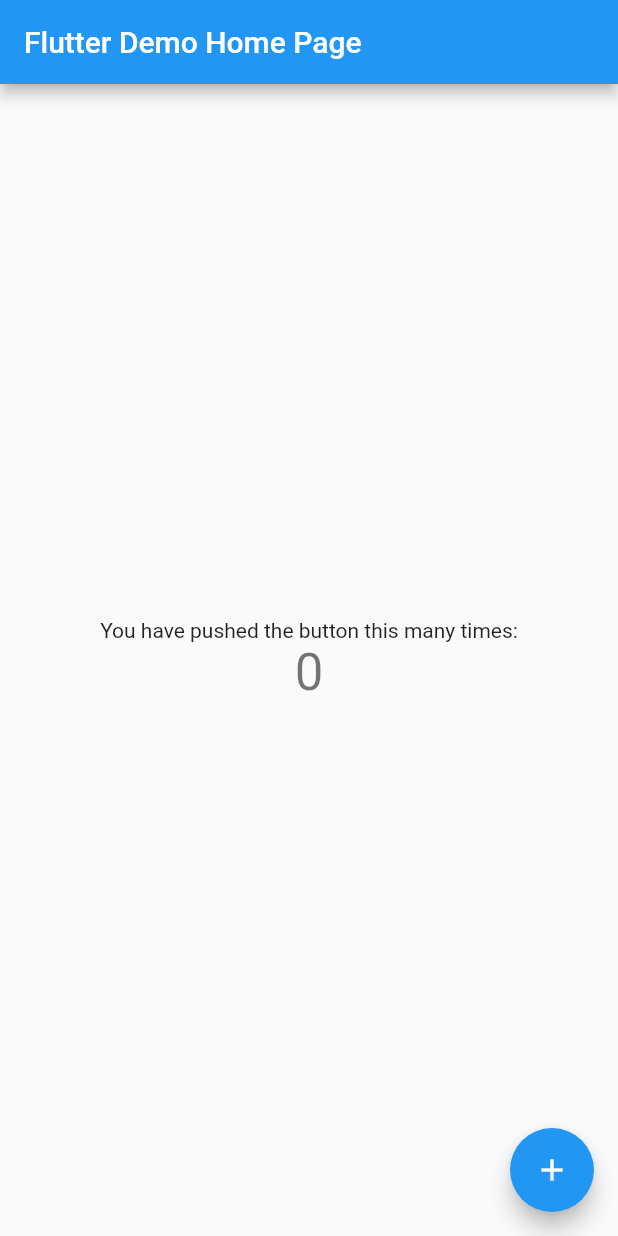
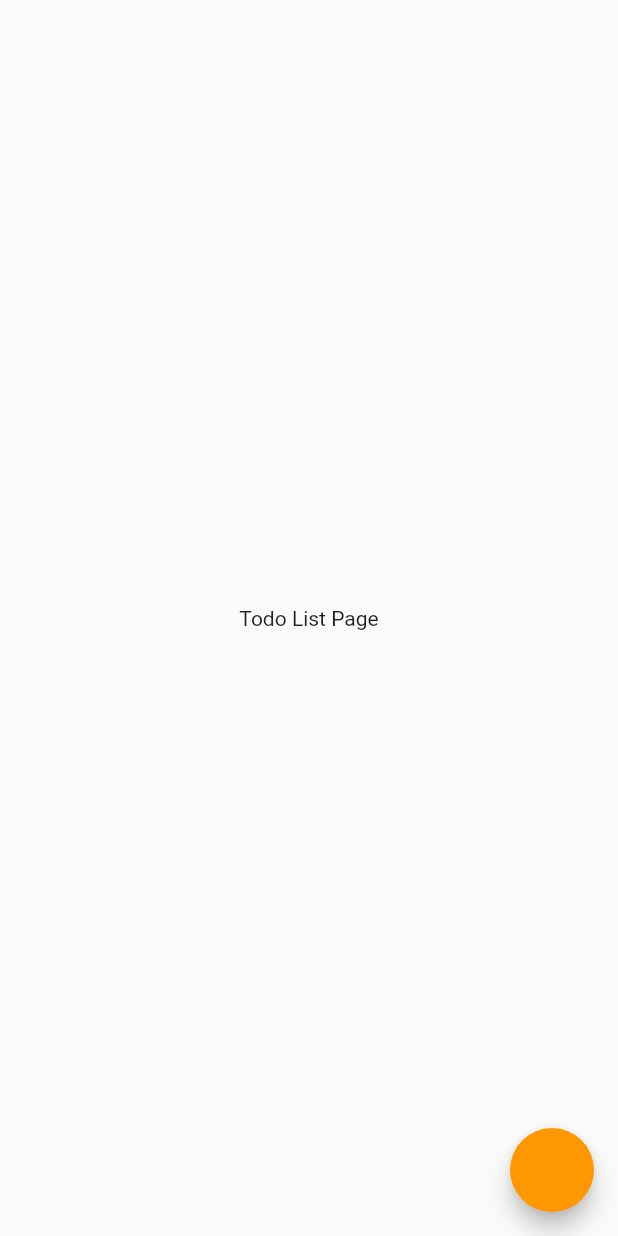
Before and after one commit to Konippi/isdl-todo, a Flutter app: the screen it shows after launch, on a phone screen of 412 x 824 dp. Run offline on Flutter 3.47's test engine with Material 2 defaults, Android fonts, the phone set to English and light mode, and no system bars.

Commit message:
modified base

```diff
--- a/lib/main.dart
+++ b/lib/main.dart
@@ -1,113 +1,61 @@
 import 'package:flutter/material.dart';
 
 void main() {
-  runApp(const MyApp());
+  runApp(const Todo());
 }
 
-class MyApp extends StatelessWidget {
-  const MyApp({super.key});
+class Todo extends StatelessWidget {
+  const Todo({super.key});
   @override
   Widget build(BuildContext context) {
     return MaterialApp(
-      title: 'Flutter Demo',
+      title: 'isdl-todo',
       theme: ThemeData(
-        // This is the theme of your application.
-        //
-        // Try running your application with "flutter run". You'll see the
-        // application has a blue toolbar. Then, without quitting the app, try
-        // changing the primarySwatch below to Colors.green and then invoke
-        // "hot reload" (press "r" in the console where you ran "flutter run",
-        // or simply save your changes to "hot reload" in a Flutter IDE).
-        // Notice that the counter didn't reset back to zero; the application
-        // is not restarted.
-        primarySwatch: Colors.blue,
+        primarySwatch: Colors.orange,
       ),
-      home: const MyHomePage(title: 'Flutter Demo Home Page'),
+      home: const TodoListPage(),
     );
   }
 }
 
-class MyHomePage extends StatefulWidget {
-  const MyHomePage({super.key, required this.title});
-
-  // This widget is the home page of your application. It is stateful, meaning
-  // that it has a State object (defined below) that contains fields that affect
-  // how it looks.
-
-  // This class is the configuration for the state. It holds the values (in this
-  // case the title) provided by the parent (in this case the App widget) and
-  // used by the build method of the State. Fields in a Widget subclass are
-  // always marked "final".
-
-  final String title;
-
-  @override
-  State<MyHomePage> createState() => _MyHomePageState();
-}
-
-class _MyHomePageState extends State<MyHomePage> {
-  int _counter = 0;
-
-  void _incrementCounter() {
-    setState(() {
-      // This call to setState tells the Flutter framework that something has
-      // changed in this State, which causes it to rerun the build method below
-      // so that the display can reflect the updated values. If we changed
-      // _counter without calling setState(), then the build method would not be
-      // called again, and so nothing would appear to happen.
-      _counter++;
-    });
-  }
+class TodoListPage extends StatelessWidget {
+  const TodoListPage({super.key});
 
   @override
   Widget build(BuildContext context) {
-    // This method is rerun every time setState is called, for instance as done
-    // by the _incrementCounter method above.
-    //
-    // The Flutter framework has been optimized to make rerunning build methods
-    // fast, so that you can just rebuild anything that needs updating rather
-    // than having to individually change instances of widgets.
     return Scaffold(
-      appBar: AppBar(
-        // Here we take the value from the MyHomePage object that was created by
-        // the App.build method, and use it to set our appbar title.
-        title: Text(widget.title),
-      ),
-      body: Center(
-        // Center is a layout widget. It takes a single child and positions it
-        // in the middle of the parent.
-        child: Column(
-          // Column is also a layout widget. It takes a list of children and
-          // arranges them vertically. By default, it sizes itself to fit its
-          // children horizontally, and tries to be as tall as its parent.
-          //
-          // Invoke "debug painting" (press "p" in the console, choose the
-          // "Toggle Debug Paint" action from the Flutter Inspector in Android
-          // Studio, or the "Toggle Debug Paint" command in Visual Studio Code)
-          // to see the wireframe for each widget.
-          //
-          // Column has various properties to control how it sizes itself and
-          // how it positions its children. Here we use mainAxisAlignment to
-          // center the children vertically; the main axis here is the vertical
-          // axis because Columns are vertical (the cross axis would be
-          // horizontal).
-          mainAxisAlignment: MainAxisAlignment.center,
-          children: <Widget>[
-            const Text(
-              'You have pushed the button this many times:',
-            ),
-            Text(
-              '$_counter',
-              style: Theme.of(context).textTheme.headline4,
-            ),
-          ],
-        ),
+      body: const Center(
+        child: Text('Todo List Page'),
       ),
       floatingActionButton: FloatingActionButton(
-        onPressed: _incrementCounter,
-        tooltip: 'Increment',
-        child: const Icon(Icons.add),
-      ), // This trailing comma makes auto-formatting nicer for build methods.
+        onPressed: () {
+          Navigator.of(context).push(
+            MaterialPageRoute(builder: (context) {
+              return const TodoAddPage();
+            }),
+          );
+        },
+      ),
     );
   }
 }
+
+class TodoAddPage extends StatelessWidget {
+  const TodoAddPage({super.key});
+
+  @override
+  Widget build(BuildContext context) {
+    return Scaffold(
+      body: Center(
+        child: TextButton(
+          // ボタンをクリックした時の処理
+          onPressed: () {
+            // "pop"で前の画面に戻る
+            Navigator.of(context).pop();
+          },
+          child: const Text('Todo Add Page'),
+        ),
+      ),
+    );
+  }
+}
```
Also changed, not shown: 1 other file.
